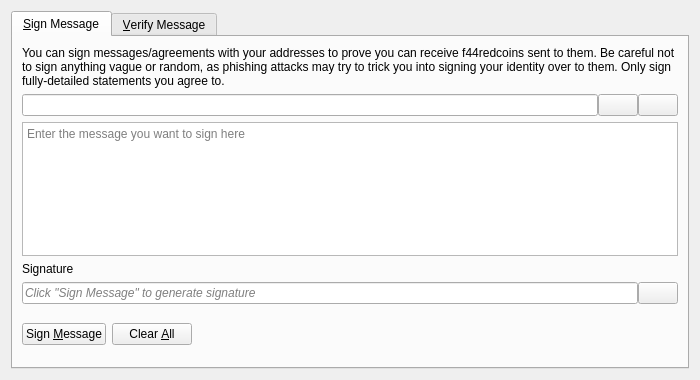
Qt form src/qt/forms/signverifymessagedialog.ui (F44RedCoin/F44RedCoin) before a commit.
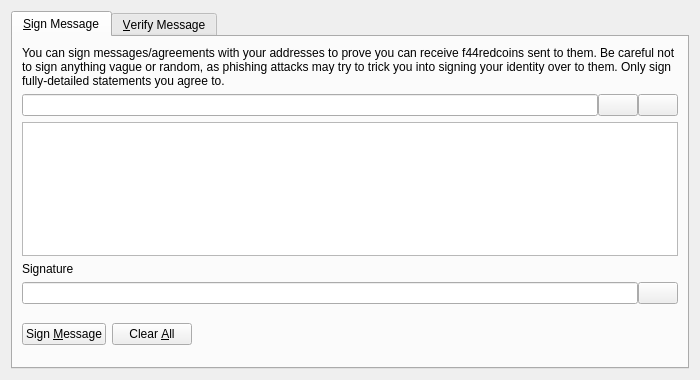
The same form after that commit. Icons and pictures are not drawn. Custom widgets are drawn as their Qt base class.

```diff
--- a/src/qt/forms/signverifymessagedialog.ui
+++ b/src/qt/forms/signverifymessagedialog.ui
@@ -99,9 +99,6 @@
          <property name="toolTip">
           <string>Enter the message you want to sign here</string>
          </property>
-         <property name="placeholderText">
-          <string>Enter the message you want to sign here</string>
-         </property>
         </widget>
        </item>
        <item>
@@ -121,9 +118,6 @@
          </property>
          <item>
           <widget class="QLineEdit" name="signatureOut_SM">
-           <property name="placeholderText">
-            <string>Click "Sign Message" to generate signature</string>
-           </property>
            <property name="font">
             <font>
              <italic>true</italic>
```
Left out of the diff: 36 changed lines with no effect on the pictures.
